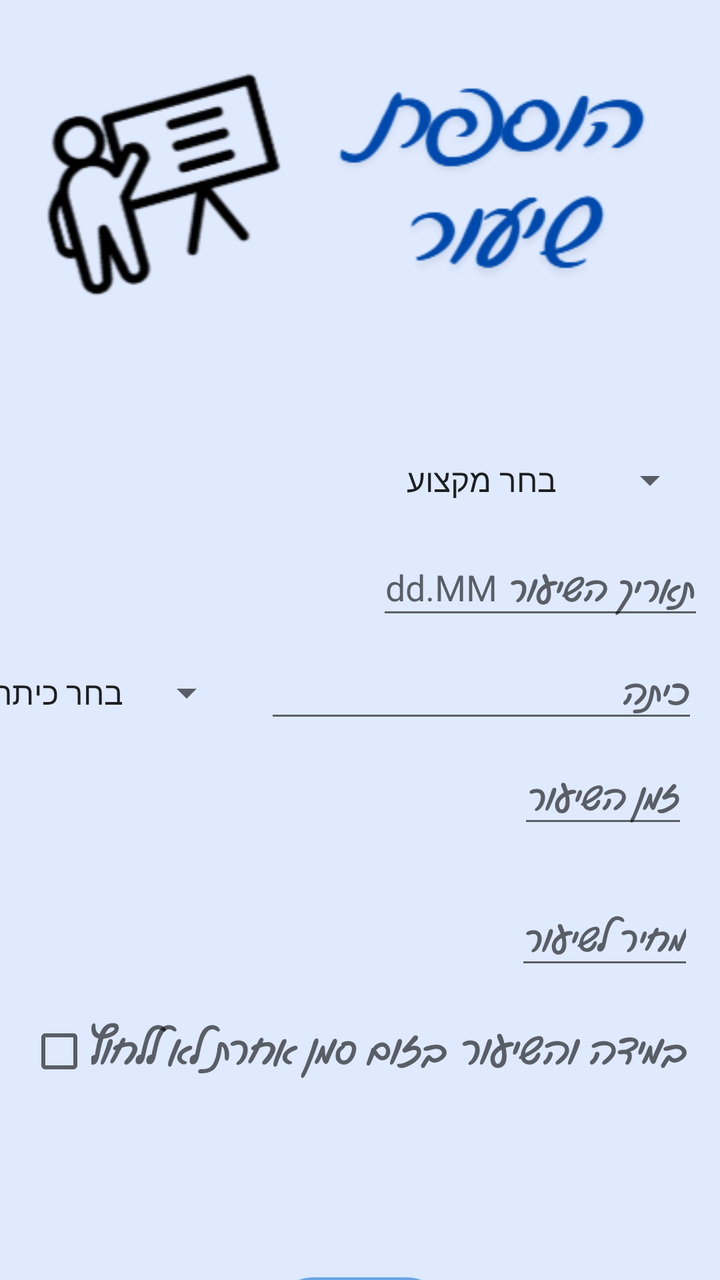
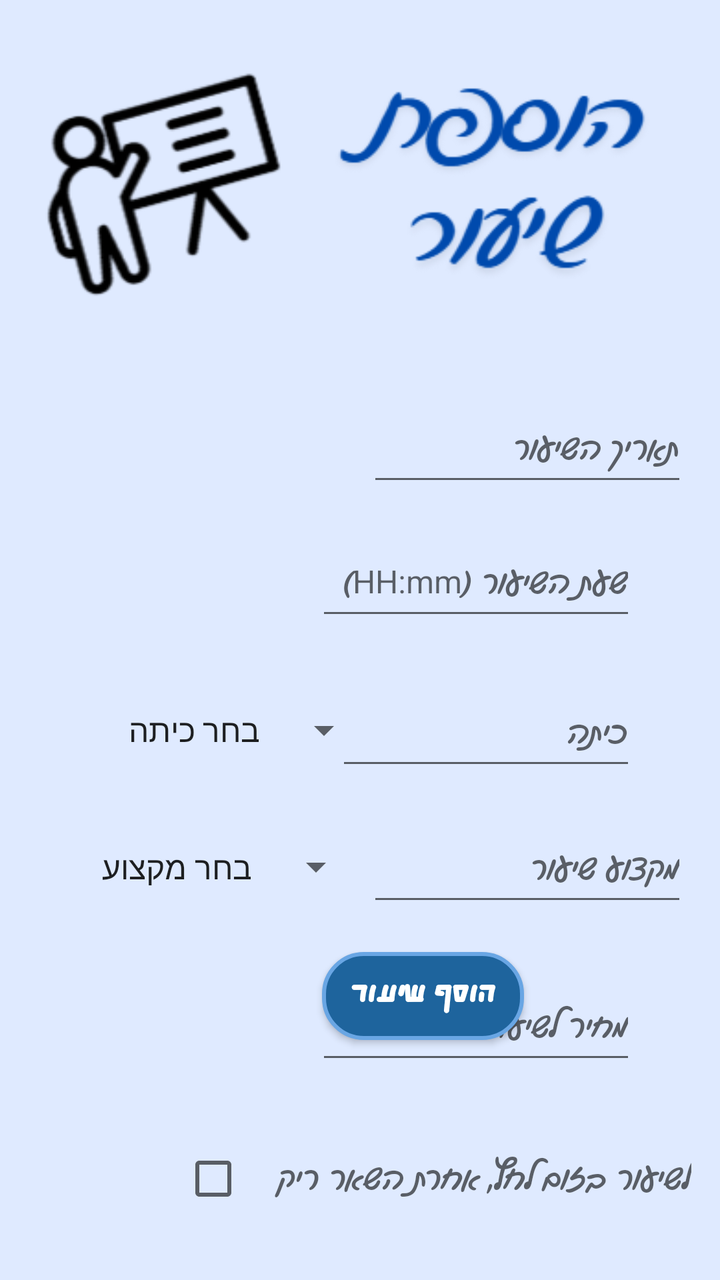

Compare the two renders of this Android layout. The source of the first and the diff that turns it into the second are given below.
<!-- AndroidManifest.xml: application theme Theme.AppCompat.Light -->
<!-- res/layout/activity_addnewlesson.xml -->
<?xml version="1.0" encoding="utf-8"?>
<androidx.constraintlayout.widget.ConstraintLayout xmlns:android="http://schemas.android.com/apk/res/android"
    xmlns:app="http://schemas.android.com/apk/res-auto"
    xmlns:tools="http://schemas.android.com/tools"
    android:id="@+id/main"
    android:layout_width="match_parent"
    android:layout_height="match_parent"
    android:background="@drawable/pic6"
    tools:context=".screens.Addnewlesson">

    <Spinner
        android:id="@+id/sp_subject_addlesson"
        android:layout_width="wrap_content"
        android:layout_height="wrap_content"
        android:layout_marginEnd="11dp"
        android:layout_marginBottom="20dp"
        android:entries="@array/Arrsubject"
        android:fontFamily="@font/gevret_levin_alef"
        app:layout_constraintBottom_toTopOf="@+id/et_datelesson_addlesson"
        app:layout_constraintEnd_toEndOf="parent" />

    <EditText
        android:id="@+id/etGradeClass"
        android:layout_width="wrap_content"
        android:layout_height="wrap_content"
        android:layout_marginTop="9dp"
        android:layout_marginEnd="11dp"
        android:ems="10"
        android:fontFamily="@font/gevret_levin_alef"
        android:hint="כיתה"
        android:inputType="text"
        app:layout_constraintEnd_toEndOf="parent"
        app:layout_constraintTop_toBottomOf="@+id/et_datelesson_addlesson" />

    <EditText
        android:id="@+id/et_timelesson_addlesson"
        android:layout_width="wrap_content"
        android:layout_height="wrap_content"
        android:layout_marginTop="10dp"
        android:layout_marginEnd="16dp"
        android:fontFamily="@font/gevret_levin_alef"
        android:hint="זמן השיעור"
        android:textColor="#1E5A7A"
        app:layout_constraintEnd_toEndOf="parent"
        app:layout_constraintTop_toBottomOf="@+id/etGradeClass" />

    <EditText
        android:id="@+id/et_datelesson_addlesson"
        android:layout_width="wrap_content"
        android:layout_height="wrap_content"
        android:layout_marginTop="272dp"
        android:layout_marginEnd="8dp"
        android:fontFamily="@font/gevret_levin_alef"
        android:hint="תאריך השיעור dd.MM"
        app:layout_constraintEnd_toEndOf="parent"
        app:layout_constraintTop_toTopOf="parent" />

    <EditText
        android:id="@+id/et_pricelesson_addlesson"
        android:layout_width="wrap_content"
        android:layout_height="wrap_content"
        android:layout_marginTop="28dp"
        android:layout_marginEnd="13dp"
        android:fontFamily="@font/gevret_levin_alef"
        android:hint="מחיר לשיעור"
        app:layout_constraintEnd_toEndOf="parent"
        app:layout_constraintTop_toBottomOf="@+id/et_timelesson_addlesson" />

    <Spinner
        android:id="@+id/sp_Class_addlesson"
        android:layout_width="wrap_content"
        android:layout_height="wrap_content"
        android:layout_marginEnd="15dp"
        android:ems="10"
        android:entries="@array/my_items"
        android:gravity="center"
        android:hint="דרך למידה"
        android:textColor="#1E5A7A"
        app:layout_constraintBaseline_toBaselineOf="@+id/etGradeClass"
        app:layout_constraintEnd_toStartOf="@+id/etGradeClass" />

    <Button
        android:id="@+id/button_addlesson"
        android:layout_width="wrap_content"
        android:layout_height="wrap_content"
        android:layout_gravity="center"
        android:layout_marginTop="97dp"
        android:background="@drawable/my_button_background"
        android:fontFamily="@font/nehama_webfont"
        android:text="הוסף שיעור"
        android:textColor="@android:color/white"
        android:textSize="20sp"
        android:textStyle="bold"
        app:layout_constraintEnd_toEndOf="parent"
        app:layout_constraintStart_toStartOf="parent"
        app:layout_constraintTop_toBottomOf="@+id/ck_zoom" />

    <CheckBox
        android:id="@+id/ck_zoom"
        android:layout_width="wrap_content"
        android:layout_height="wrap_content"
        android:layout_marginTop="20dp"
        android:layout_marginEnd="16dp"
        android:fontFamily="@font/gevret_levin_alef"
        android:hint="במידה והשיעור בזום סמן אחרת לא ללחוץ"
        android:textSize="20sp"
        app:layout_constraintEnd_toEndOf="parent"
        app:layout_constraintTop_toBottomOf="@+id/et_pricelesson_addlesson" />

</androidx.constraintlayout.widget.ConstraintLayout>
<!-- resources referenced by this layout -->
<resources>
  <string-array name="Arrsubject">
          <item>בחר מקצוע </item>
          <item>עברית </item>
          <item>מדעי המחשב</item>
          <item>פיזיקה</item>
          <item>ביולוגיה</item>
          <item> 5 מתמטיקה </item>
          <item> 4 מתמטיקה </item>
          <item> 3 מתמטיקה </item>
          <item> 4 אנגלית</item>
          <item> 5 אנגלית</item>
          <item> 3 אנגלית</item>
          <item />
      </string-array>
  <string-array name="my_items">
          <item>בחר כיתה</item>
          <item>א</item>
          <item>ב</item>
          <item>ג</item>
          <item>ד</item>
          <item>ה</item>
          <item>ו</item>
          <item>ז</item>
          <item>ח</item>
          <item>ט</item>
          <item>י</item>
          <item>יא</item>
          <item>יב</item>
      </string-array>
  <!-- drawable my_button_background (drawable) -->
  <?xml version="1.0" encoding="utf-8"?>
  <selector xmlns:android="http://schemas.android.com/apk/res/android">
  
      
      <item android:state_pressed="true">
          <shape android:shape="rectangle">
              <solid android:color="#0D47A1"/> 
              <corners android:radius="20dp"/>
              <stroke android:width="2dp" android:color="#42A5F5"/> 
          </shape>
      </item>
  
      
      <item>
          <shape android:shape="rectangle">
              <solid android:color="#1E649D"/> 
              <corners android:radius="20dp"/>
              <stroke android:width="2dp" android:color="#69A6E4"/> 
          </shape>
      </item>
  
  </selector>
  <!-- drawable pic6: png bitmap (drawable, 33619 bytes) -->
</resources>

<!-- the commit's change to res/layout/activity_addnewlesson.xml (unified diff, before → after) -->
@@ -8,103 +8,151 @@
     android:background="@drawable/pic6"
     tools:context=".screens.Addnewlesson">
 
+    
+
+    
+
+    
+
+    
+
+    
+
+    
+
     <Spinner
         android:id="@+id/sp_subject_addlesson"
-        android:layout_width="wrap_content"
-        android:layout_height="wrap_content"
-        android:layout_marginEnd="11dp"
-        android:layout_marginBottom="20dp"
+        android:layout_width="146dp"
+        android:layout_height="51dp"
+        android:layout_marginStart="36dp"
+        android:layout_marginTop="408dp"
         android:entries="@array/Arrsubject"
+        android:textSize="16dp"
+        app:layout_constraintStart_toStartOf="parent"
+        app:layout_constraintTop_toTopOf="parent" />
+
+    <EditText
+        android:id="@+id/subjectlesson_addlesson"
+        android:layout_width="160dp"
+        android:layout_height="50dp"
+        android:layout_marginStart="27dp"
+        android:layout_marginTop="18dp"
+        android:layout_marginEnd="42dp"
+        android:focusable="false"
+        android:focusableInTouchMode="false"
         android:fontFamily="@font/gevret_levin_alef"
-        app:layout_constraintBottom_toTopOf="@+id/et_datelesson_addlesson"
-        app:layout_constraintEnd_toEndOf="parent" />
+        android:hint="מקצוע שיעור"
+        android:textColor="#1E5A7A"
+        android:textSize="16dp"
+        app:layout_constraintEnd_toEndOf="parent"
+        app:layout_constraintStart_toEndOf="@+id/sp_subject_addlesson"
+        app:layout_constraintTop_toBottomOf="@+id/etGradeClass" />
+
+    <EditText
+        android:id="@+id/et_datelesson_addlesson"
+        android:layout_width="160dp"
+        android:layout_height="50dp"
+        android:layout_marginStart="209dp"
+        android:layout_marginTop="198dp"
+        android:layout_marginEnd="42dp"
+        android:fontFamily="@font/gevret_levin_alef"
+        android:hint="תאריך השיעור"
+        android:textSize="16dp"
+        app:layout_constraintEnd_toEndOf="parent"
+        app:layout_constraintStart_toStartOf="parent"
+        app:layout_constraintTop_toTopOf="parent" />
+
+    
+
+    
+
+    
+
+    <EditText
+        android:id="@+id/et_timelesson_addlesson"
+        android:layout_width="160dp"
+        android:layout_height="50dp"
+        android:layout_marginTop="17dp"
+        android:layout_marginEnd="42dp"
+        android:fontFamily="@font/gevret_levin_alef"
+        android:hint="שעת השיעור (HH:mm)"
+        android:inputType="time"
+        android:textColor="#1E5A7A"
+        android:textSize="16dp"
+        app:layout_constraintEnd_toEndOf="parent"
+        app:layout_constraintTop_toBottomOf="@+id/et_datelesson_addlesson" />
+
+    <EditText
+        android:id="@+id/et_pricelesson_addlesson"
+        android:layout_width="160dp"
+        android:layout_height="50dp"
+        android:layout_marginTop="29dp"
+        android:layout_marginEnd="42dp"
+        android:fontFamily="@font/gevret_levin_alef"
+        android:hint="מחיר לשיעור"
+        android:inputType="numberDecimal"
+        android:textSize="16dp"
+        app:layout_constraintEnd_toEndOf="parent"
+        app:layout_constraintTop_toBottomOf="@+id/subjectlesson_addlesson" />
+
+    <Spinner
+        android:id="@+id/sp_Class_addlesson"
+        android:layout_width="150dp"
+        android:layout_height="50dp"
+        android:layout_marginStart="36dp"
+        android:layout_marginTop="340dp"
+        android:entries="@array/my_items"
+        android:gravity="center"
+        android:hint="דרך למידה"
+        android:textColor="#1E5A7A"
+        app:layout_constraintStart_toStartOf="parent"
+        app:layout_constraintTop_toTopOf="parent" />
 
     <EditText
         android:id="@+id/etGradeClass"
-        android:layout_width="wrap_content"
-        android:layout_height="wrap_content"
-        android:layout_marginTop="9dp"
-        android:layout_marginEnd="11dp"
+        android:layout_width="150dp"
+        android:layout_height="50dp"
+        android:layout_marginTop="25dp"
+        android:layout_marginEnd="42dp"
         android:ems="10"
         android:fontFamily="@font/gevret_levin_alef"
         android:hint="כיתה"
         android:inputType="text"
-        app:layout_constraintEnd_toEndOf="parent"
-        app:layout_constraintTop_toBottomOf="@+id/et_datelesson_addlesson" />
-
-    <EditText
-        android:id="@+id/et_timelesson_addlesson"
-        android:layout_width="wrap_content"
-        android:layout_height="wrap_content"
-        android:layout_marginTop="10dp"
-        android:layout_marginEnd="16dp"
-        android:fontFamily="@font/gevret_levin_alef"
-        android:hint="זמן השיעור"
-        android:textColor="#1E5A7A"
-        app:layout_constraintEnd_toEndOf="parent"
-        app:layout_constraintTop_toBottomOf="@+id/etGradeClass" />
-
-    <EditText
-        android:id="@+id/et_datelesson_addlesson"
-        android:layout_width="wrap_content"
-        android:layout_height="wrap_content"
-        android:layout_marginTop="272dp"
-        android:layout_marginEnd="8dp"
-        android:fontFamily="@font/gevret_levin_alef"
-        android:hint="תאריך השיעור dd.MM"
-        app:layout_constraintEnd_toEndOf="parent"
-        app:layout_constraintTop_toTopOf="parent" />
-
-    <EditText
-        android:id="@+id/et_pricelesson_addlesson"
-        android:layout_width="wrap_content"
-        android:layout_height="wrap_content"
-        android:layout_marginTop="28dp"
-        android:layout_marginEnd="13dp"
-        android:fontFamily="@font/gevret_levin_alef"
-        android:hint="מחיר לשיעור"
+        android:textSize="16dp"
         app:layout_constraintEnd_toEndOf="parent"
         app:layout_constraintTop_toBottomOf="@+id/et_timelesson_addlesson" />
 
-    <Spinner
-        android:id="@+id/sp_Class_addlesson"
-        android:layout_width="wrap_content"
-        android:layout_height="wrap_content"
-        android:layout_marginEnd="15dp"
-        android:ems="10"
-        android:entries="@array/my_items"
-        android:gravity="center"
-        android:hint="דרך למידה"
-        android:textColor="#1E5A7A"
-        app:layout_constraintBaseline_toBaselineOf="@+id/etGradeClass"
-        app:layout_constraintEnd_toStartOf="@+id/etGradeClass" />
+    <CheckBox
+        android:id="@+id/ck_zoom"
+        android:layout_width="255dp"
+        android:layout_height="39dp"
+        android:layout_marginStart="116dp"
+        android:layout_marginTop="33dp"
+        android:layout_marginEnd="40dp"
+        android:fontFamily="@font/gevret_levin_alef"
+        android:hint="לשיעור בזום לחץ, אחרת השאר ריק"
+        android:textSize="16sp"
+        app:layout_constraintEnd_toEndOf="parent"
+        app:layout_constraintStart_toStartOf="parent"
+        app:layout_constraintTop_toBottomOf="@+id/et_pricelesson_addlesson" />
 
     <Button
         android:id="@+id/button_addlesson"
-        android:layout_width="wrap_content"
-        android:layout_height="wrap_content"
+        android:layout_width="101dp"
+        android:layout_height="44dp"
         android:layout_gravity="center"
-        android:layout_marginTop="97dp"
+        android:layout_marginStart="161dp"
+        android:layout_marginEnd="149dp"
+        android:layout_marginBottom="120dp"
         android:background="@drawable/my_button_background"
         android:fontFamily="@font/nehama_webfont"
         android:text="הוסף שיעור"
         android:textColor="@android:color/white"
         android:textSize="20sp"
         android:textStyle="bold"
+        app:layout_constraintBottom_toBottomOf="parent"
         app:layout_constraintEnd_toEndOf="parent"
-        app:layout_constraintStart_toStartOf="parent"
-        app:layout_constraintTop_toBottomOf="@+id/ck_zoom" />
-
-    <CheckBox
-        android:id="@+id/ck_zoom"
-        android:layout_width="wrap_content"
-        android:layout_height="wrap_content"
-        android:layout_marginTop="20dp"
-        android:layout_marginEnd="16dp"
-        android:fontFamily="@font/gevret_levin_alef"
-        android:hint="במידה והשיעור בזום סמן אחרת לא ללחוץ"
-        android:textSize="20sp"
-        app:layout_constraintEnd_toEndOf="parent"
-        app:layout_constraintTop_toBottomOf="@+id/et_pricelesson_addlesson" />
+        app:layout_constraintHorizontal_bias="0.0"
+        app:layout_constraintStart_toStartOf="parent" />
 
 </androidx.constraintlayout.widget.ConstraintLayout>
